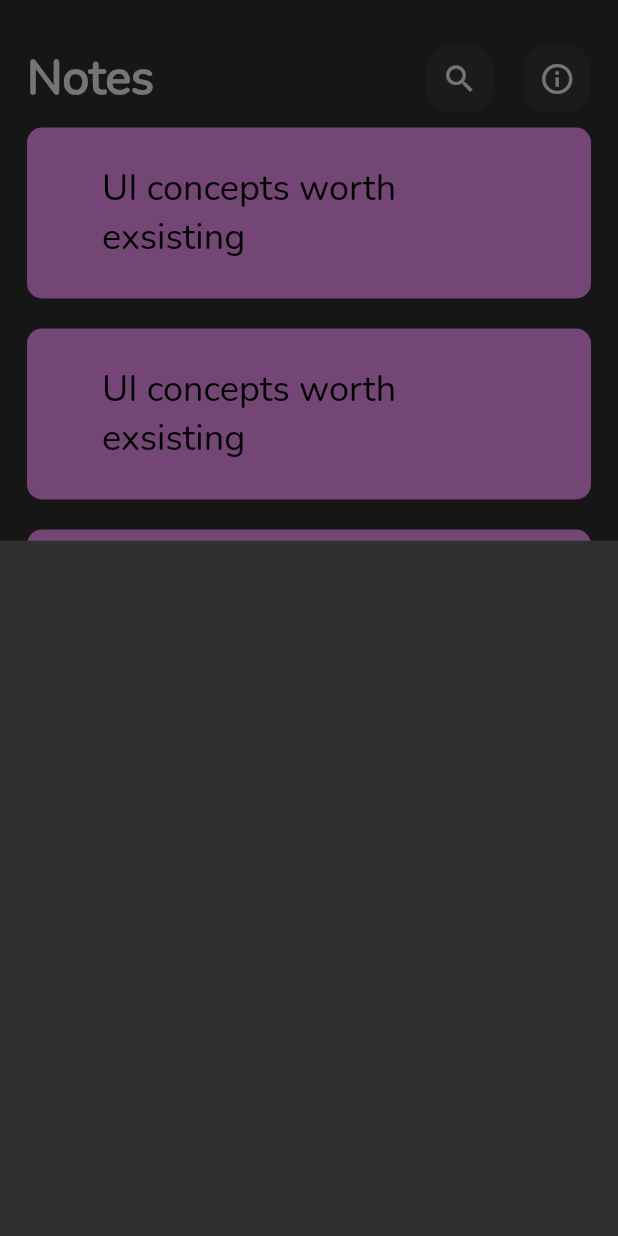
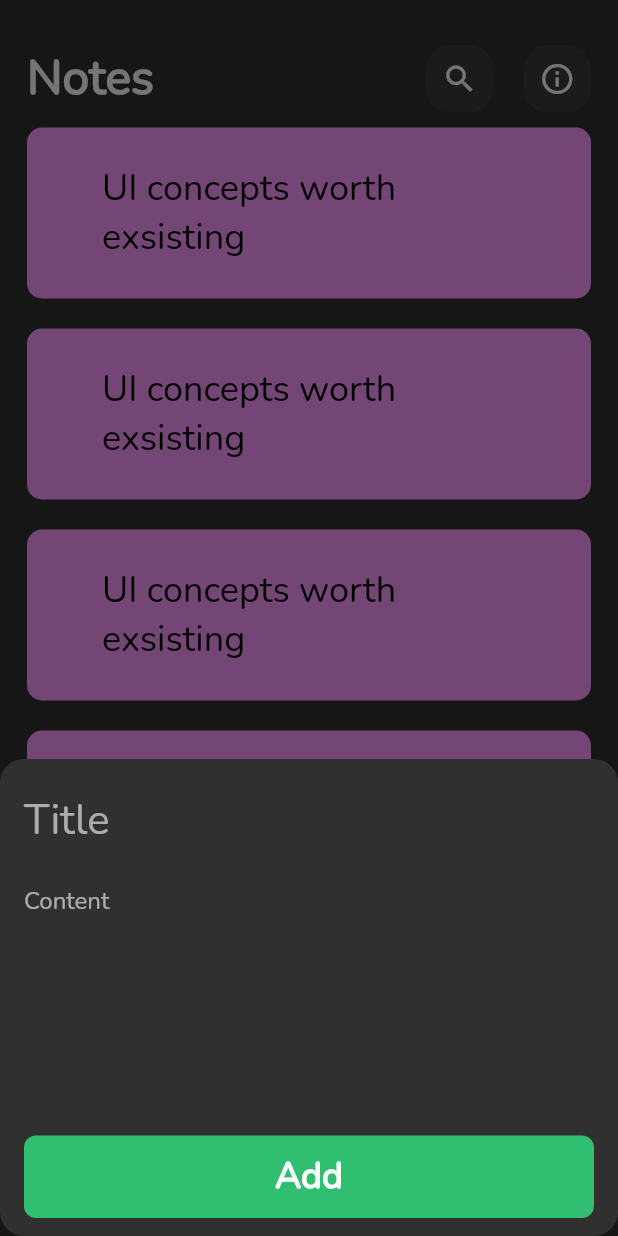
Before and after one commit to ykhaledw/notes_app, a Flutter app: the screen it shows after launch, after a tap on the "add" icon, on a phone screen of 412 x 824 dp. Run offline on Flutter 3.47's test engine with Material 2 defaults, Android fonts, the phone set to English and light mode, and no system bars.

Commit message:
finish bottom sheet

```diff
--- /dev/null
+++ b/lib/constants.dart
@@ -0,0 +1,4 @@
+import 'package:flutter/material.dart';
+
+const kPrimaryColor = Color(0xff9A9A9A);
+const kButtonColor = Color(0xff30BE71);
--- a/lib/views/notes_view.dart
+++ b/lib/views/notes_view.dart
@@ -1,4 +1,5 @@
 import 'package:flutter/material.dart';
+import 'package:notes_app/widgets/add_bottom_sheet.dart';
 import 'package:notes_app/widgets/notes_view_body.dart';
 
 class NotesView extends StatelessWidget {
@@ -11,9 +12,12 @@ class NotesView extends StatelessWidget {
         backgroundColor: const Color(0xff232323),
         onPressed: () {
           showModalBottomSheet(
+              shape: RoundedRectangleBorder(
+                borderRadius: BorderRadius.circular(16),
+              ),
               context: context,
               builder: (context) {
-                return Container();
+                return const AddBottomSheet();
               });
         },
         child: const Icon(
--- a/lib/widgets/add_bottom_sheet.dart
+++ b/lib/widgets/add_bottom_sheet.dart
@@ -1,13 +1,32 @@
 import 'package:flutter/material.dart';
+import 'package:notes_app/widgets/custom_button.dart';
+import 'package:notes_app/widgets/custom_text_field.dart';
 
 class AddBottomSheet extends StatelessWidget {
   const AddBottomSheet({super.key});
 
   @override
   Widget build(BuildContext context) {
-    return Container(
-      child: Column(
-        children: [],
+    return const Padding(
+      padding: EdgeInsets.only(left: 16, right: 16, bottom: 12),
+      child: SingleChildScrollView(
+        child: Column(
+          children: [
+            SizedBox(
+              height: 10,
+            ),
+            CustomTextField(
+                hint: 'Title', hintTextStyle: TextStyle(fontSize: 28)),
+            CustomTextField(
+              hint: 'Content',
+              maxLines: 5,
+            ),
+            SizedBox(
+              height: 45,
+            ),
+            CustomBotton(),
+          ],
+        ),
       ),
     );
   }
--- /dev/null
+++ b/lib/widgets/custom_button.dart
@@ -0,0 +1,23 @@
+import 'package:flutter/material.dart';
+import 'package:notes_app/constants.dart';
+
+class CustomBotton extends StatelessWidget {
+  const CustomBotton({super.key});
+
+  @override
+  Widget build(BuildContext context) {
+    return Container(
+      height: 55,
+      width: MediaQuery.of(context).size.width,
+      decoration: BoxDecoration(
+        color: kButtonColor,
+        borderRadius: BorderRadius.circular(8),
+      ),
+      child: const Center(
+          child: Text(
+        'Add',
+        style: TextStyle(fontSize: 24, fontWeight: FontWeight.bold),
+      )),
+    );
+  }
+}
--- /dev/null
+++ b/lib/widgets/custom_text_field.dart
@@ -0,0 +1,23 @@
+import 'package:flutter/material.dart';
+import 'package:notes_app/constants.dart';
+
+class CustomTextField extends StatelessWidget {
+  const CustomTextField({super.key, required this.hint, this.maxLines = 1, this.hintTextStyle});
+
+  final String hint;
+  final int maxLines;
+  final TextStyle? hintTextStyle;
+
+  @override
+  Widget build(BuildContext context) {
+    return TextField(
+      cursorColor: kPrimaryColor,
+      maxLines: maxLines,
+      decoration: InputDecoration(
+        hintText: hint,
+        hintStyle: hintTextStyle,
+        border: InputBorder.none,
+      ),
+    );
+  }
+}
```
